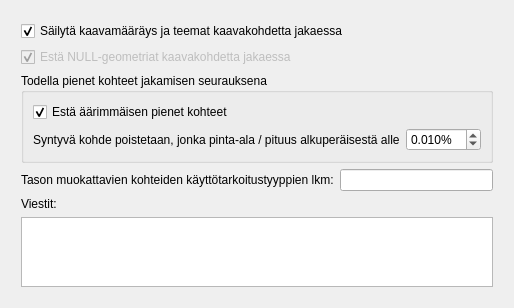
Qt form ui/yleiskaava_dockwidget_geometry_edit_settings.ui (ernoma/yleiskaava) before a commit.
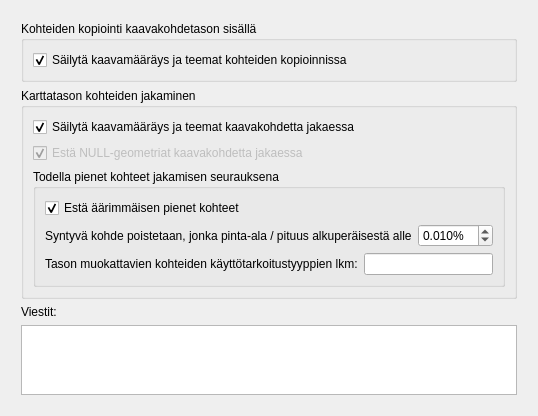
The same form after that commit. Custom widgets are drawn as their Qt base class.

Commit message: Toteuta pistekohteiden kopiointiin ja liittämiseen kaavakohdetasolla kaavamääräysten ja teemojen relaatioiden lisäys

The edit to the form file:
```diff
--- a/ui/yleiskaava_dockwidget_geometry_edit_settings.ui
+++ b/ui/yleiskaava_dockwidget_geometry_edit_settings.ui
@@ -6,15 +6,15 @@
    <rect>
     <x>0</x>
     <y>0</y>
-    <width>358</width>
-    <height>285</height>
+    <width>372</width>
+    <height>314</height>
    </rect>
   </property>
   <property name="windowTitle">
    <string>Kaavakohteiden jakamisen muutosasetukset</string>
   </property>
   <widget class="QWidget" name="dockWidgetContents">
-   <layout class="QVBoxLayout" name="verticalLayout_3">
+   <layout class="QVBoxLayout" name="verticalLayout_5">
     <item>
      <layout class="QVBoxLayout" name="verticalLayout_2">
       <property name="leftMargin">
@@ -30,7 +30,32 @@
        <number>12</number>
       </property>
       <item>
-       <widget class="QCheckBox" name="checkBoxKeepFeatureRelations">
+       <widget class="QGroupBox" name="groupBox_3">
+        <property name="title">
+         <string>Kohteiden kopiointi kaavakohdetason sisällä</string>
+        </property>
+        <layout class="QVBoxLayout" name="verticalLayout_4">
+         <item>
+          <widget class="QCheckBox" name="checkBoxKeepFeatureRelationsOnCopy">
+           <property name="text">
+            <string>Säilytä kaavamääräys ja teemat kohteiden kopioinnissa</string>
+           </property>
+           <property name="checked">
+            <bool>true</bool>
+           </property>
+          </widget>
+         </item>
+        </layout>
+       </widget>
+      </item>
+      <item>
+       <widget class="QGroupBox" name="groupBox_2">
+        <property name="title">
+         <string>Karttatason kohteiden jakaminen</string>
+        </property>
+        <layout class="QVBoxLayout" name="verticalLayout_3">
+         <item>
+          <widget class="QCheckBox" name="checkBoxKeepFeatureRelationsOnSplit">
         <property name="text">
          <string>Säilytä kaavamääräys ja teemat kaavakohdetta jakaessa</string>
         </property>
@@ -101,9 +126,6 @@
            </item>
           </layout>
          </item>
-        </layout>
-       </widget>
-      </item>
       <item>
        <layout class="QHBoxLayout" name="horizontalLayout">
         <item>
@@ -121,6 +143,12 @@
          </widget>
         </item>
        </layout>
+            </item>
+           </layout>
+          </widget>
+         </item>
+        </layout>
+       </widget>
       </item>
       <item>
        <widget class="QLabel" name="label_2">
```
Lines whose indentation alone changed are shown as unchanged. The commit also changes 3 other files.
